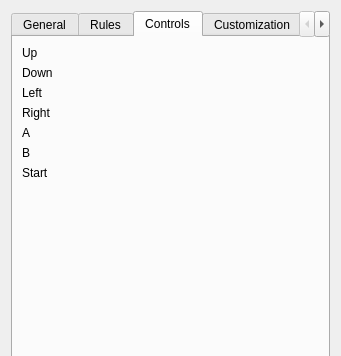
Old version of the form Client/settingsdialog.ui in the repository puyonexus/puyovs; both pictures show x 0 to 341 and y 0 to 356 of the 341 by 590 pixel window.
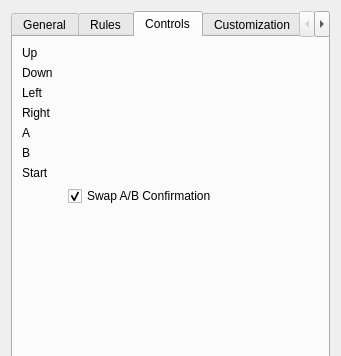
New version of the form. The open tabs and pages were chosen to show the change. Icons and pictures are not drawn. Custom widgets are drawn as their Qt base class.

Commit message:
Client: A Checkbox to switch which button confirms things. (#19)
* Swap the A and B button for confirmations

* Formatting and a minor fix

* Run format document on changed files.

What changed in the file:
```diff
--- a/Client/settingsdialog.ui
+++ b/Client/settingsdialog.ui
@@ -697,6 +697,29 @@
        <item row="6" column="1">
         <widget class="InputWidget" name="StartInput" native="true"/>
        </item>
+       <item row="7" column="0">
+        <spacer name="SwapABConfirmSpacer">
+         <property name="orientation">
+          <enum>Qt::Horizontal</enum>
+         </property>
+         <property name="sizeHint" stdset="0">
+          <size>
+           <width>40</width>
+           <height>20</height>
+          </size>
+         </property>
+        </spacer>
+       </item>
+       <item row="7" column="1">
+        <widget class="QCheckBox" name="SwapABConfirmCheckBox">
+         <property name="text">
+          <string>Swap A/B Confirmation</string>
+         </property>
+         <property name="checked">
+          <bool>true</bool>
+         </property>
+        </widget>
+       </item>
       </layout>
      </widget>
      <widget class="QWidget" name="CustomizationTab">
```
The commit also changes 9 other files.
